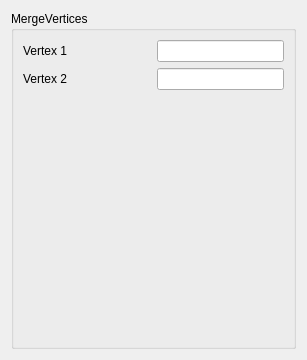
Before: the Qt Designer form src/HEXABLOCKGUI/MergeVertices_QTD.ui in SalomePlatform/hexablock, drawn with Qt 5.
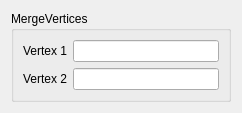
After: the same form once the commit is applied.

Commit message: Merge from V6_main (04/10/2012)

Diff of the .ui file:
```diff
--- a/src/HEXABLOCKGUI/MergeVertices_QTD.ui
+++ b/src/HEXABLOCKGUI/MergeVertices_QTD.ui
@@ -6,10 +6,16 @@
    <rect>
     <x>0</x>
     <y>0</y>
-    <width>304</width>
-    <height>360</height>
+    <width>242</width>
+    <height>108</height>
    </rect>
   </property>
+  <property name="sizePolicy">
+   <sizepolicy hsizetype="Preferred" vsizetype="Fixed">
+    <horstretch>0</horstretch>
+    <verstretch>0</verstretch>
+   </sizepolicy>
+  </property>
   <property name="windowTitle">
    <string>Dialog</string>
   </property>
@@ -19,21 +25,27 @@
      <property name="title">
       <string>MergeVertices</string>
      </property>
-     <layout class="QGridLayout" name="gridLayout">
-      <item row="0" column="0">
-       <layout class="QHBoxLayout" name="horizontalLayout">
-        <item>
+     <layout class="QVBoxLayout" name="verticalLayout_2">
+      <item>
+       <layout class="QFormLayout" name="formLayout">
+        <item row="0" column="0">
          <widget class="QLabel" name="label">
           <property name="text">
            <string>Vertex 1</string>
           </property>
          </widget>
         </item>
-        <item>
+        <item row="0" column="1">
          <widget class="QLineEdit" name="v0_le">
+          <property name="sizePolicy">
+           <sizepolicy hsizetype="Minimum" vsizetype="Fixed">
+            <horstretch>0</horstretch>
+            <verstretch>0</verstretch>
+           </sizepolicy>
+          </property>
           <property name="maximumSize">
            <size>
-            <width>127</width>
+            <width>16777215</width>
             <height>16777215</height>
            </size>
           </property>
@@ -42,22 +54,24 @@
           </property>
          </widget>
         </item>
-       </layout>
-      </item>
-      <item row="1" column="0">
-       <layout class="QHBoxLayout" name="horizontalLayout_2">
-        <item>
+        <item row="1" column="0">
          <widget class="QLabel" name="label_2">
           <property name="text">
            <string>Vertex 2</string>
           </property>
          </widget>
         </item>
-        <item>
+        <item row="1" column="1">
          <widget class="QLineEdit" name="v1_le">
+          <property name="sizePolicy">
+           <sizepolicy hsizetype="Minimum" vsizetype="Fixed">
+            <horstretch>0</horstretch>
+            <verstretch>0</verstretch>
+           </sizepolicy>
+          </property>
           <property name="maximumSize">
            <size>
-            <width>127</width>
+            <width>16777215</width>
             <height>16777215</height>
            </size>
           </property>
@@ -68,19 +82,6 @@
         </item>
        </layout>
       </item>
-      <item row="2" column="0">
-       <spacer name="verticalSpacer_2">
-        <property name="orientation">
-         <enum>Qt::Vertical</enum>
-        </property>
-        <property name="sizeHint" stdset="0">
-         <size>
-          <width>261</width>
-          <height>207</height>
-         </size>
-        </property>
-       </spacer>
-      </item>
      </layout>
     </widget>
    </item>
```
The commit also changes 105 other files.
